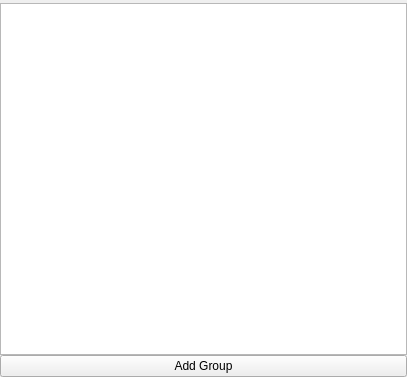
Qt form smtk/Qt/testing/ModelBrowser.ui (Kitware/SMTK) before a commit.
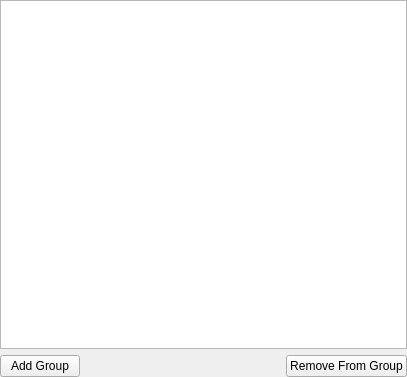
The same form after that commit.

Commit message:
Progress on removing items from groups.
The callback is not in place yet to cause a GUI
refresh when an item is removed from a group, but
everything else should be done.

The edit to the form file:
```diff
--- a/smtk/Qt/testing/ModelBrowser.ui
+++ b/smtk/Qt/testing/ModelBrowser.ui
@@ -13,31 +13,43 @@
   <property name="windowTitle">
    <string>SMTK Model Browser</string>
   </property>
-  <layout class="QVBoxLayout" name="topLayout">
-   <property name="spacing">
-    <number>0</number>
-   </property>
-   <property name="leftMargin">
-    <number>0</number>
-   </property>
-   <property name="topMargin">
-    <number>3</number>
-   </property>
-   <property name="rightMargin">
-    <number>0</number>
-   </property>
-   <property name="bottomMargin">
+  <layout class="QVBoxLayout" name="verticalLayout">
+   <property name="margin">
     <number>0</number>
    </property>
    <item>
     <widget class="QTreeView" name="modelTree"/>
    </item>
    <item>
-    <widget class="QPushButton" name="addGroupButton">
-     <property name="text">
-      <string>Add Group</string>
-     </property>
-    </widget>
+    <layout class="QHBoxLayout" name="horizontalLayout">
+     <item>
+      <widget class="QPushButton" name="addGroupButton">
+       <property name="text">
+        <string>Add Group</string>
+       </property>
+      </widget>
+     </item>
+     <item>
+      <spacer name="horizontalSpacer">
+       <property name="orientation">
+        <enum>Qt::Horizontal</enum>
+       </property>
+       <property name="sizeHint" stdset="0">
+        <size>
+         <width>40</width>
+         <height>20</height>
+        </size>
+       </property>
+      </spacer>
+     </item>
+     <item>
+      <widget class="QPushButton" name="removeFromGroupButton">
+       <property name="text">
+        <string>Remove From Group</string>
+       </property>
+      </widget>
+     </item>
+    </layout>
    </item>
   </layout>
  </widget>
```
The commit also changes 4 other files.
